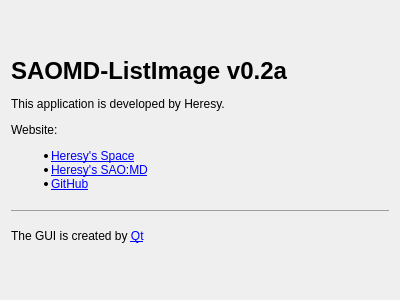
Above: QAbout.ui from KHeresy/SAOMD-ListImage before the change. Below: the same form after it.
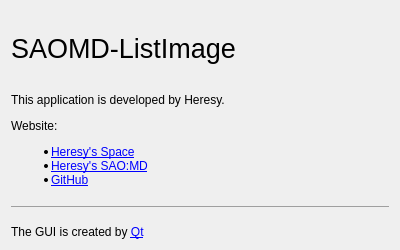
That is the form after the change.

```diff
--- a/QAbout.ui
+++ b/QAbout.ui
@@ -7,7 +7,7 @@
     <x>0</x>
     <y>0</y>
     <width>400</width>
-    <height>300</height>
+    <height>250</height>
    </rect>
   </property>
   <property name="sizePolicy">
@@ -19,17 +19,32 @@
   <property name="minimumSize">
    <size>
     <width>400</width>
-    <height>300</height>
+    <height>250</height>
    </size>
   </property>
   <property name="windowTitle">
    <string>About</string>
   </property>
   <layout class="QVBoxLayout" name="verticalLayout">
+   <item>
+    <widget class="QLabel" name="labelTitle">
+     <property name="font">
+      <font>
+       <pointsize>20</pointsize>
+      </font>
+     </property>
+     <property name="text">
+      <string>SAOMD-ListImage </string>
+     </property>
+     <property name="textFormat">
+      <enum>Qt::RichText</enum>
+     </property>
+    </widget>
+   </item>
    <item>
     <widget class="QLabel" name="label">
      <property name="text">
-      <string>&lt;html&gt;&lt;head/&gt;&lt;body&gt;&lt;h1 style=&quot; margin-top:18px; margin-bottom:12px; margin-left:0px; margin-right:0px; -qt-block-indent:0; text-indent:0px;&quot;&gt;&lt;span style=&quot; font-size:xx-large; font-weight:700;&quot;&gt;SAOMD-ListImage v0.2a&lt;/span&gt;&lt;/h1&gt;&lt;p&gt;This application is developed by Heresy. &lt;/p&gt;&lt;p&gt;Website:&lt;/p&gt;&lt;ul style=&quot;margin-top: 0px; margin-bottom: 0px; margin-left: 0px; margin-right: 0px; -qt-list-indent: 1;&quot;&gt;&lt;li style=&quot; margin-top:12px; margin-bottom:0px; margin-left:0px; margin-right:0px; -qt-block-indent:0; text-indent:0px;&quot;&gt;&lt;a href=&quot;https://kheresy.wordpress.com/&quot;&gt;&lt;span style=&quot; text-decoration: underline; color:#0000ff;&quot;&gt;Heresy's Space&lt;/span&gt;&lt;/a&gt;&lt;/li&gt;&lt;li style=&quot; margin-top:0px; margin-bottom:0px; margin-left:0px; margin-right:0px; -qt-block-indent:0; text-indent:0px;&quot;&gt;&lt;a href=&quot;https://ksaomd.wordpress.com/&quot;&gt;&lt;span style=&quot; text-decoration: underline; color:#0000ff;&quot;&gt;Heresy's SAO:MD&lt;/span&gt;&lt;/a&gt;&lt;/li&gt;&lt;li style=&quot; margin-top:0px; margin-bottom:12px; margin-left:0px; margin-right:0px; -qt-block-indent:0; text-indent:0px;&quot;&gt;&lt;a href=&quot;https://github.com/KHeresy/SAOMD-ListImage&quot;&gt;&lt;span style=&quot; text-decoration: underline; color:#0000ff;&quot;&gt;GitHub&lt;/span&gt;&lt;/a&gt;&lt;/li&gt;&lt;/ul&gt;&lt;hr/&gt;&lt;p&gt;The GUI is created by &lt;a href=&quot;https://www.qt.io/&quot;&gt;&lt;span style=&quot; text-decoration: underline; color:#0000ff;&quot;&gt;Qt&lt;/span&gt;&lt;/a&gt;&lt;/p&gt;&lt;/body&gt;&lt;/html&gt;</string>
+      <string>&lt;html&gt;&lt;head/&gt;&lt;body&gt;&lt;p&gt;This application is developed by Heresy. &lt;/p&gt;&lt;p&gt;Website:&lt;/p&gt;&lt;ul style=&quot;margin-top: 0px; margin-bottom: 0px; margin-left: 0px; margin-right: 0px; -qt-list-indent: 1;&quot;&gt;&lt;li style=&quot; margin-top:12px; margin-bottom:0px; margin-left:0px; margin-right:0px; -qt-block-indent:0; text-indent:0px;&quot;&gt;&lt;a href=&quot;https://kheresy.wordpress.com/&quot;&gt;&lt;span style=&quot; text-decoration: underline; color:#0000ff;&quot;&gt;Heresy's Space&lt;/span&gt;&lt;/a&gt;&lt;/li&gt;&lt;li style=&quot; margin-top:0px; margin-bottom:0px; margin-left:0px; margin-right:0px; -qt-block-indent:0; text-indent:0px;&quot;&gt;&lt;a href=&quot;https://ksaomd.wordpress.com/&quot;&gt;&lt;span style=&quot; text-decoration: underline; color:#0000ff;&quot;&gt;Heresy's SAO:MD&lt;/span&gt;&lt;/a&gt;&lt;/li&gt;&lt;li style=&quot; margin-top:0px; margin-bottom:12px; margin-left:0px; margin-right:0px; -qt-block-indent:0; text-indent:0px;&quot;&gt;&lt;a href=&quot;https://github.com/KHeresy/SAOMD-ListImage&quot;&gt;&lt;span style=&quot; text-decoration: underline; color:#0000ff;&quot;&gt;GitHub&lt;/span&gt;&lt;/a&gt;&lt;/li&gt;&lt;/ul&gt;&lt;hr/&gt;&lt;p&gt;The GUI is created by &lt;a href=&quot;https://www.qt.io/&quot;&gt;&lt;span style=&quot; text-decoration: underline; color:#0000ff;&quot;&gt;Qt&lt;/span&gt;&lt;/a&gt;&lt;/p&gt;&lt;/body&gt;&lt;/html&gt;</string>
      </property>
      <property name="textFormat">
       <enum>Qt::MarkdownText</enum>
```
